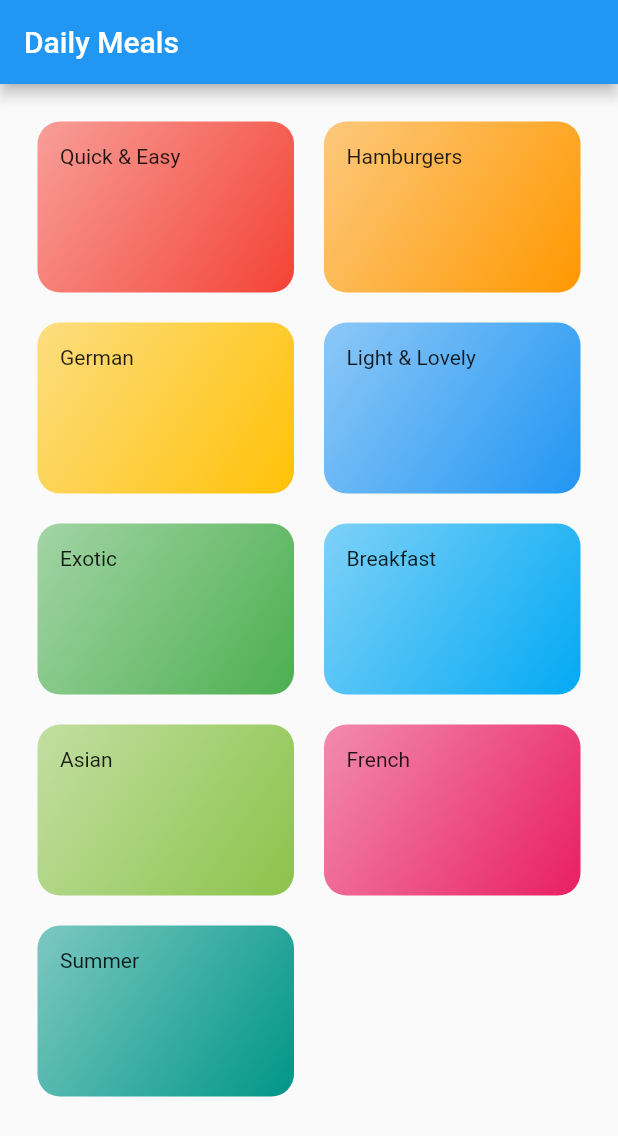
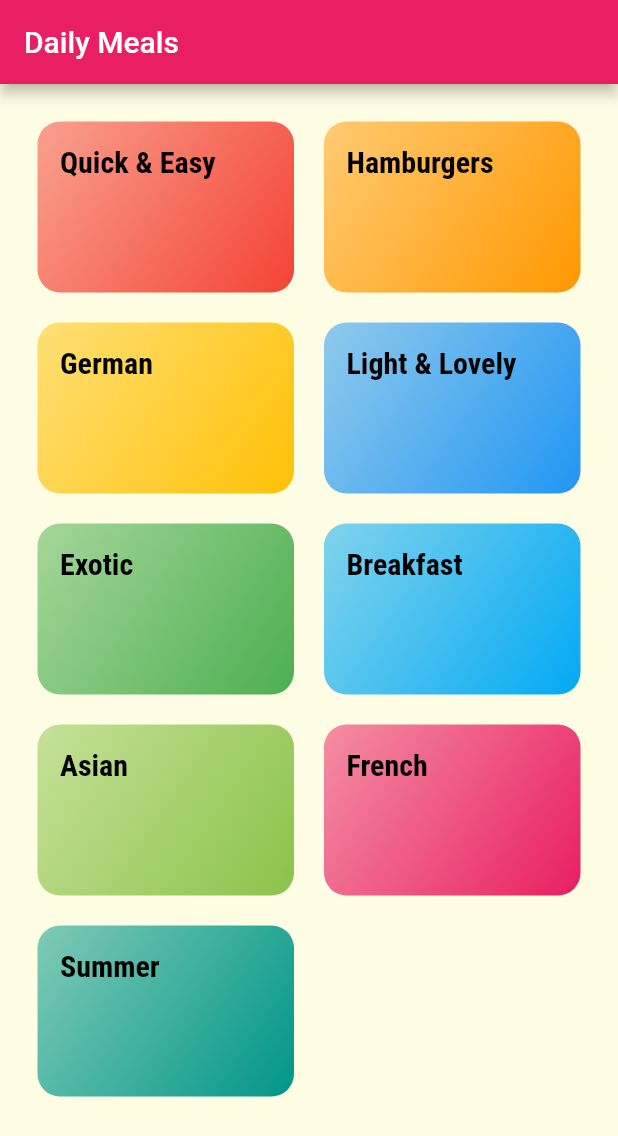
Before and after one commit to Hussain-7/Flutter_meals_app, a Flutter app: the screen it shows after launch, on a phone screen of 412 x 824 dp. Shown: the top 1136 px of the screen. Run offline on Flutter 3.47's test engine with Material 2 defaults, Android fonts, the phone set to English and light mode, and no system bars.

```diff
--- a/lib/category_item.dart
+++ /dev/null
@@ -1,25 +0,0 @@
-import 'package:flutter/material.dart';
-
-class CategoryItem extends StatelessWidget {
-  final String title;
-  final Color color;
-
-  CategoryItem(this.title, this.color);
-
-  @override
-  Widget build(BuildContext context) {
-    return Container(
-      padding: const EdgeInsets.all(15),
-      child: Text(
-        title,
-      ),
-      decoration: BoxDecoration(
-        gradient: LinearGradient(
-            colors: [color.withOpacity(0.5), color],
-            begin: Alignment.topLeft,
-            end: Alignment.bottomRight),
-        borderRadius: BorderRadius.circular(15),
-      ),
-    );
-  }
-}
--- a/lib/main.dart
+++ b/lib/main.dart
@@ -1,5 +1,5 @@
 import 'package:flutter/material.dart';
-import 'package:meal_app/categories_screen.dart';
+import 'package:meal_app/screens/categories_screen.dart';
 
 void main() {
   runApp(MyApp());
@@ -12,7 +12,24 @@ class MyApp extends StatelessWidget {
     return MaterialApp(
       title: 'Daily Meals',
       theme: ThemeData(
-        primarySwatch: Colors.blue,
+        primarySwatch: Colors.pink,
+        accentColor: Colors.amber,
+        canvasColor: const Color.fromRGBO(255, 254, 229, 1),
+        fontFamily: "Raleway",
+        textTheme: ThemeData.light().textTheme.copyWith(
+              bodyText1: const TextStyle(
+                color: Color.fromRGBO(20, 51, 51, 1),
+              ),
+              bodyText2: const TextStyle(
+                color: Color.fromRGBO(20, 51, 51, 1),
+              ),
+              headline1: const TextStyle(
+                fontSize: 20,
+                color: Colors.black,
+                fontFamily: "RobotoCondensed",
+                fontWeight: FontWeight.bold,
+              ),
+            ),
       ),
       home: CategoriesScreen(),
     );
--- a/lib/categories_screen.dart
+++ b/lib/screens/categories_screen.dart
@@ -1,5 +1,5 @@
 import 'package:flutter/material.dart';
-import 'package:meal_app/category_item.dart';
+import 'package:meal_app/widgets/category_item.dart';
 import 'package:meal_app/dummy_data.dart';
 
 class CategoriesScreen extends StatelessWidget {
@@ -7,7 +7,7 @@ class CategoriesScreen extends StatelessWidget {
   Widget build(BuildContext context) {
     return Scaffold(
       appBar: AppBar(
-        title: Text('Daily Meals'),
+        title: const Text('Daily Meals'),
       ),
       body: GridView(
         padding: const EdgeInsets.all(25),
--- /dev/null
+++ b/lib/widgets/category_item.dart
@@ -0,0 +1,42 @@
+import 'package:flutter/material.dart';
+import 'package:meal_app/screens/category_meals_screen.dart';
+
+class CategoryItem extends StatelessWidget {
+  final String title;
+  final Color color;
+
+  CategoryItem(this.title, this.color);
+
+  void selectCategory(BuildContext context) {
+    Navigator.of(context).push(
+      MaterialPageRoute(
+        builder: (_) {
+          return const CatogoryMealsScreen();
+        },
+      ),
+    );
+  }
+
+  @override
+  Widget build(BuildContext context) {
+    return InkWell(
+      onTap: () => selectCategory(context),
+      splashColor: Theme.of(context).primaryColor,
+      borderRadius: BorderRadius.circular(15),
+      child: Container(
+        padding: const EdgeInsets.all(15),
+        child: Text(
+          title,
+          style: Theme.of(context).textTheme.headline1,
+        ),
+        decoration: BoxDecoration(
+          gradient: LinearGradient(
+              colors: [color.withOpacity(0.5), color],
+              begin: Alignment.topLeft,
+              end: Alignment.bottomRight),
+          borderRadius: BorderRadius.circular(15),
+        ),
+      ),
+    );
+  }
+}
--- a/pubspec.yaml
+++ b/pubspec.yaml
@@ -79,8 +79,8 @@ flutter:
         - asset: assets/fonts/Raleway-Regular.ttf
         - asset: assets/fonts/Raleway-Bold.ttf
           weight: 700
-        - asset: assets/fonts/Raleway-Black.ttf
-          weight: 900
+        # - asset: assets/fonts/Raleway-Black.ttf
+        #   weight: 900
     - family: RobotoCondensed
       fonts:
         - asset: assets/fonts/RobotoCondensed-Regular.ttf
```
Also changed, not shown: lib/screens/category_meals_screen.dart (added, +17 -0 lines).
